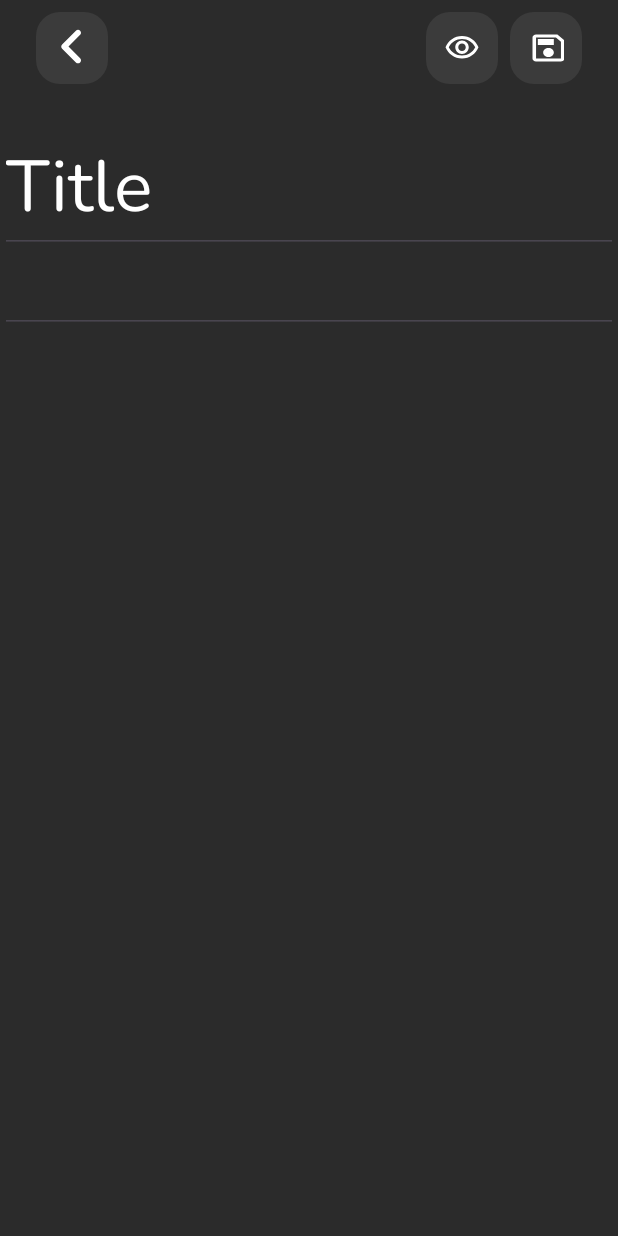
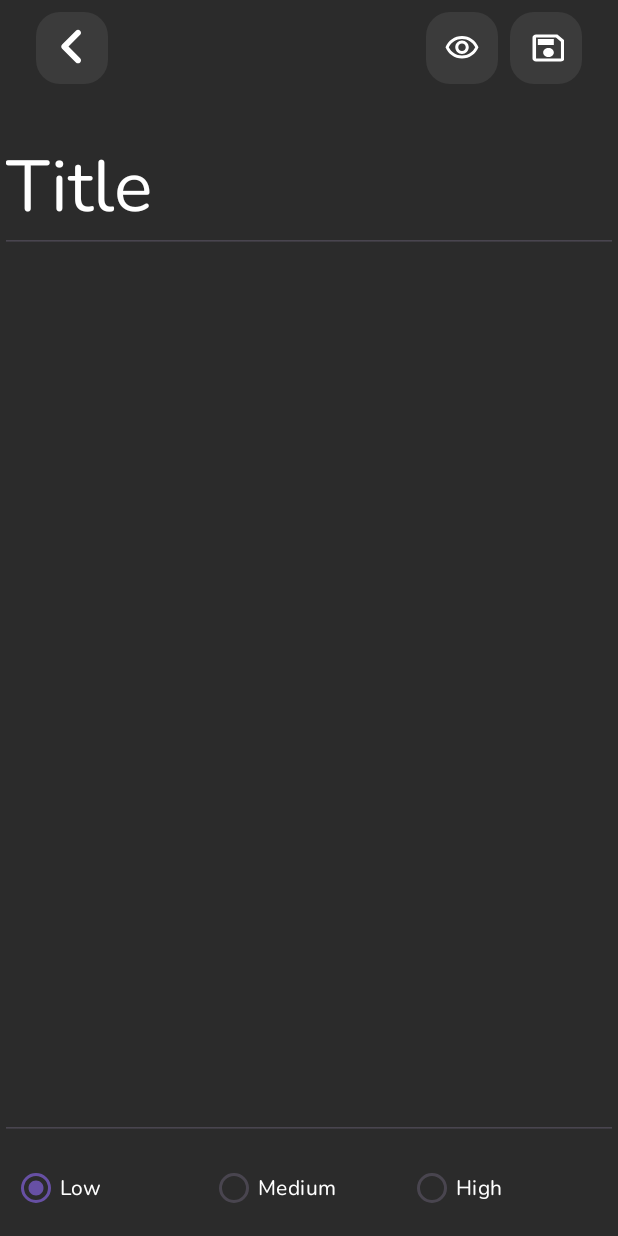
Before and after one commit to yigit11122/NotesDemo, an Android app: the screen it shows after launch (MainActivity), after a tap on an icon or button, on a phone screen of 412 x 824 dp. Run offline under Robolectric (Android 15) with nearby library versions, the phone set to English and light mode, and no system bars; our stand-ins replace Room's generated code, RxJava.

Commit message:
Notes_Demo_Update_05032025

```diff
--- a/app/src/main/AndroidManifest.xml
+++ b/app/src/main/AndroidManifest.xml
@@ -4,6 +4,7 @@
     package="com.yigit.notesdemo">
 
     <application
+        android:name=".roomdb.App"
         android:allowBackup="true"
         android:dataExtractionRules="@xml/data_extraction_rules"
         android:fullBackupContent="@xml/backup_rules"
--- a/app/src/main/java/com/yigit/notesdemo/adapter/NoteAdapter.kt
+++ b/app/src/main/java/com/yigit/notesdemo/adapter/NoteAdapter.kt
@@ -5,11 +5,11 @@ import android.view.LayoutInflater
 import android.view.ViewGroup
 import androidx.navigation.Navigation
 import androidx.recyclerview.widget.RecyclerView
-import androidx.room.Room
+import com.yigit.notesdemo.R
 import com.yigit.notesdemo.databinding.ItemHomeNoteBinding
 import com.yigit.notesdemo.model.Note
+import com.yigit.notesdemo.roomdb.App
 import com.yigit.notesdemo.roomdb.NoteDAO
-import com.yigit.notesdemo.roomdb.NoteDB
 import com.yigit.notesdemo.view.HomeFragmentDirections
 import io.reactivex.rxjava3.android.schedulers.AndroidSchedulers
 import io.reactivex.rxjava3.disposables.CompositeDisposable
@@ -18,25 +18,27 @@ import io.reactivex.rxjava3.schedulers.Schedulers
 class NoteAdapter(context: Context, private var noteList: MutableList<Note>) :
     RecyclerView.Adapter<NoteAdapter.NoteViewHolder>() {
 
-    private val noteDB: NoteDB = Room.databaseBuilder(context, NoteDB::class.java, "Note").build()
-    private val noteDAO: NoteDAO = noteDB.NoteDAO()
+    private val noteDAO: NoteDAO = App.noteDB.NoteDAO() // Singleton’dan al
     private val mDisposable = CompositeDisposable()
 
     class NoteViewHolder(val binding: ItemHomeNoteBinding) : RecyclerView.ViewHolder(binding.root)
 
     override fun onCreateViewHolder(parent: ViewGroup, viewType: Int): NoteViewHolder {
-        val itemHomeNoteBinding =
-            ItemHomeNoteBinding.inflate(LayoutInflater.from(parent.context), parent, false)
-        return NoteViewHolder(itemHomeNoteBinding)
+        val binding = ItemHomeNoteBinding.inflate(LayoutInflater.from(parent.context), parent, false)
+        return NoteViewHolder(binding)
     }
 
-    override fun getItemCount(): Int {
-        return noteList.size
-    }
+    override fun getItemCount(): Int = noteList.size
 
     override fun onBindViewHolder(holder: NoteViewHolder, position: Int) {
         val note = noteList[position]
         holder.binding.textViewNoteItem.text = note.title
+
+        when (note.priority) {
+            0 -> holder.binding.textViewNoteItem.setCompoundDrawablesWithIntrinsicBounds(R.drawable.ic_priority_low,0,0,0)
+            1 -> holder.binding.textViewNoteItem.setCompoundDrawablesWithIntrinsicBounds(R.drawable.ic_priority_medium, 0, 0, 0)
+            2 -> holder.binding.textViewNoteItem.setCompoundDrawablesWithIntrinsicBounds(R.drawable.ic_priority_high, 0, 0, 0)
+        }
 
         holder.itemView.setOnClickListener {
             val action = HomeFragmentDirections.actionHomeFragmentToDetailFragment(id = note.id)
@@ -48,11 +50,7 @@ class NoteAdapter(context: Context, private var noteList: MutableList<Note>) :
                 noteDAO.delete(note)
                     .subscribeOn(Schedulers.io())
                     .observeOn(AndroidSchedulers.mainThread())
-                    .subscribe({
-                        removeNote(position)
-                    }, {
-                        it.printStackTrace()
-                    })
+                    .subscribe({ removeNote(position) }, { it.printStackTrace() })
             )
         }
     }
--- /dev/null
+++ b/app/src/main/java/com/yigit/notesdemo/roomdb/App.kt
@@ -0,0 +1,18 @@
+package com.yigit.notesdemo.roomdb
+
+import android.app.Application
+import androidx.room.Room
+
+class App : Application() {
+
+    companion object {
+        lateinit var noteDB: NoteDB
+            private set
+    }
+
+    override fun onCreate() {
+        super.onCreate()
+        noteDB = Room.databaseBuilder(applicationContext, NoteDB::class.java, "Note")
+            .addMigrations(NoteDB.MIGRATION_1_2).build()
+    }
+}
--- a/app/src/main/java/com/yigit/notesdemo/roomdb/NoteDB.kt
+++ b/app/src/main/java/com/yigit/notesdemo/roomdb/NoteDB.kt
@@ -2,9 +2,20 @@ package com.yigit.notesdemo.roomdb
 
 import androidx.room.Database
 import androidx.room.RoomDatabase
+import androidx.room.migration.Migration
+import androidx.sqlite.db.SupportSQLiteDatabase
 import com.yigit.notesdemo.model.Note
 
-@Database(entities = [Note::class], version = 1)
+@Database(entities = [Note::class], version = 2)
 abstract class NoteDB : RoomDatabase() {
     abstract fun NoteDAO(): NoteDAO
+
+    companion object {
+        val MIGRATION_1_2 = object : Migration(1, 2) {
+            override fun migrate(db: SupportSQLiteDatabase) {
+                db.execSQL("ALTER TABLE Note ADD COLUMN Priority INTEGER NOT NULL DEFAULT 0")
+            }
+
+        }
+    }
 }
--- a/app/src/main/java/com/yigit/notesdemo/view/AddNoteFragment.kt
+++ b/app/src/main/java/com/yigit/notesdemo/view/AddNoteFragment.kt
@@ -7,108 +7,112 @@ import android.view.ViewGroup
 import android.widget.Toast
 import androidx.fragment.app.Fragment
 import androidx.navigation.Navigation
-import androidx.room.Room
+import com.yigit.notesdemo.R
 import com.yigit.notesdemo.databinding.FragmentAddNoteBinding
+import com.yigit.notesdemo.roomdb.App
 import com.yigit.notesdemo.roomdb.NoteDAO
-import com.yigit.notesdemo.roomdb.NoteDB
 import io.reactivex.rxjava3.disposables.CompositeDisposable
 
 class AddNoteFragment : Fragment() {
-
     private var _binding: FragmentAddNoteBinding? = null
     private val binding get() = _binding!!
 
-    private lateinit var noteDB: NoteDB
     private lateinit var noteDAO: NoteDAO
     private var edit: Int = 0
+    private var selectedPriority: Int = 0
 
     private val mDisposable = CompositeDisposable()
 
     override fun onCreate(savedInstanceState: Bundle?) {
         super.onCreate(savedInstanceState)
-
-        noteDB = Room.databaseBuilder(requireContext(), NoteDB::class.java, "Note").build()
-        noteDAO = noteDB.NoteDAO()
-
+        noteDAO = App.noteDB.NoteDAO()
     }
-
 
     override fun onCreateView(
         inflater: LayoutInflater, container: ViewGroup?, savedInstanceState: Bundle?
-    ): View? {
+    ): View {
         _binding = FragmentAddNoteBinding.inflate(inflater, container, false)
-        val view = binding.root
-        return view
+        return binding.root
     }
 
     override fun onViewCreated(view: View, savedInstanceState: Bundle?) {
         super.onViewCreated(view, savedInstanceState)
 
+        // Argümanları al
         arguments?.let {
             edit = AddNoteFragmentArgs.fromBundle(it).edit
             val id = AddNoteFragmentArgs.fromBundle(it).id
             val title = AddNoteFragmentArgs.fromBundle(it).title
             val text = AddNoteFragmentArgs.fromBundle(it).text
+            selectedPriority = AddNoteFragmentArgs.fromBundle(it).priority
 
             binding.editTextTitleAddNote.setText(title)
             binding.editTextWriteAddNote.setText(text)
-
+            updatePriorityUI()
         }
 
+        // Öncelik seçimi
+        binding.radioGroupPriority.setOnCheckedChangeListener { _, checkedId ->
+            selectedPriority = when (checkedId) {
+                R.id.radioLow -> 0
+                R.id.radioMedium -> 1
+                R.id.radioHigh -> 2
+                else -> 0
+            }
+        }
 
         binding.saveAddNote.setOnClickListener { saveButton(it) }
         binding.chevronLeftAddNote.setOnClickListener { backButton(it) }
     }
 
-    private fun backButton(view: View) {
-        val action = AddNoteFragmentDirections.actionAddNoteFragmentToHomeFragment()
-        Navigation.findNavController(requireView()).navigate(action)
+    private fun updatePriorityUI() {
+        when (selectedPriority) {
+            0 -> binding.radioLow.isChecked = true
+            1 -> binding.radioMedium.isChecked = true
+            2 -> binding.radioHigh.isChecked = true
+        }
     }
 
     private fun saveButton(view: View) {
-
         val title = binding.editTextTitleAddNote.text.toString().trim()
         val text = binding.editTextWriteAddNote.text.toString().trim()
 
-        if (arguments?.getInt("edit") == 1) {
+        if (edit == 1) {
             val oldTitle = arguments?.getString("title") ?: ""
             val oldText = arguments?.getString("text") ?: ""
             val id = arguments?.getInt("id") ?: 0
+            val oldPriority = arguments?.getInt("priority") ?: 0
 
-            if (oldTitle == title && oldText == text) {
-                Toast.makeText(requireContext(), "no changes made!", Toast.LENGTH_SHORT).show()
-            } else if (title != "" && text != "") {
+            if (oldTitle == title && oldText == text && oldPriority == selectedPriority) {
+                Toast.makeText(requireContext(), "No changes made!", Toast.LENGTH_SHORT).show()
+            } else if (title.isNotEmpty() && text.isNotEmpty()) {
                 val action = AddNoteFragmentDirections.actionAddNoteFragmentToSavePopupFragment(
-                    title, text, edit, id
+                    title, text, edit, id, priority = selectedPriority
                 )
-                Navigation.findNavController(requireView()).navigate(action)
-            } else {
-                Toast.makeText(
-                    requireContext(),
-                    "Please fill in the Title and Text sections!",
-                    Toast.LENGTH_LONG
-                ).show()
+                Navigation.findNavController(view).navigate(action)
             }
-        }
-        if (arguments?.getInt("edit") == 0) {
-            if (title != "" && text != "") {
-                val action = AddNoteFragmentDirections.actionAddNoteFragmentToSavePopupFragment(
-                    title, text, edit, 0
-                )
-                Navigation.findNavController(requireView()).navigate(action)
-            } else {
-                Toast.makeText(
-                    requireContext(),
-                    "Please fill in the Title and Text sections!",
-                    Toast.LENGTH_LONG
-                ).show()
-            }
+        } else if (title.isNotEmpty() && text.isNotEmpty()) {
+            val action = AddNoteFragmentDirections.actionAddNoteFragmentToSavePopupFragment(
+                title, text, edit, 0, priority = selectedPriority
+            )
+            Navigation.findNavController(view).navigate(action)
+        } else {
+            Toast.makeText(
+                requireContext(),
+                "Please fill in the Title and Text sections!",
+                Toast.LENGTH_LONG
+            ).show()
         }
     }
 
+    private fun backButton(view: View) {
+        val action = AddNoteFragmentDirections.actionAddNoteFragmentToHomeFragment()
+        Navigation.findNavController(view).navigate(action)
+    }
 
     override fun onDestroy() {
         super.onDestroy()
+        _binding = null
         mDisposable.clear()
     }
 }
--- a/app/src/main/java/com/yigit/notesdemo/view/HomeFragment.kt
+++ b/app/src/main/java/com/yigit/notesdemo/view/HomeFragment.kt
@@ -7,12 +7,11 @@ import android.view.ViewGroup
 import androidx.fragment.app.Fragment
 import androidx.navigation.Navigation
 import androidx.recyclerview.widget.LinearLayoutManager
-import androidx.room.Room
 import com.yigit.notesdemo.adapter.NoteAdapter
 import com.yigit.notesdemo.databinding.FragmentHomeBinding
 import com.yigit.notesdemo.model.Note
+import com.yigit.notesdemo.roomdb.App
 import com.yigit.notesdemo.roomdb.NoteDAO
-import com.yigit.notesdemo.roomdb.NoteDB
 import io.reactivex.rxjava3.android.schedulers.AndroidSchedulers
 import io.reactivex.rxjava3.disposables.CompositeDisposable
 import io.reactivex.rxjava3.schedulers.Schedulers
@@ -21,21 +20,19 @@ class HomeFragment : Fragment() {
     private var _binding: FragmentHomeBinding? = null
     private val binding get() = _binding!!
 
-    private lateinit var noteDB: NoteDB
     private lateinit var noteDAO: NoteDAO
-    private lateinit var noteAdapter: NoteAdapter // Adapter'ı sınıf düzeyinde tut
+    private lateinit var noteAdapter: NoteAdapter
 
     private val mDisposable = CompositeDisposable()
 
     override fun onCreate(savedInstanceState: Bundle?) {
         super.onCreate(savedInstanceState)
-        noteDB = Room.databaseBuilder(requireContext(), NoteDB::class.java, "Note").build()
-        noteDAO = noteDB.NoteDAO()
+        noteDAO = App.noteDB.NoteDAO()
     }
 
     override fun onCreateView(
         inflater: LayoutInflater, container: ViewGroup?, savedInstanceState: Bundle?
-    ): View? {
+    ): View {
         _binding = FragmentHomeBinding.inflate(inflater, container, false)
         return binding.root
     }
@@ -46,9 +43,8 @@ class HomeFragment : Fragment() {
         binding.buttonAddHome.setOnClickListener { newAdd(it) }
         binding.buttonInfoHome.setOnClickListener { info(it) }
 
-        // RecyclerView'ı başlat
         binding.RecyclerViewNotes.layoutManager = LinearLayoutManager(requireContext())
-        noteAdapter = NoteAdapter(requireContext(), mutableListOf()) // Boş liste ile başlat
+        noteAdapter = NoteAdapter(requireContext(), mutableListOf())
         binding.RecyclerViewNotes.adapter = noteAdapter
 
         getData()
@@ -64,16 +60,16 @@ class HomeFragment : Fragment() {
     }
 
     private fun handleResponse(notes: List<Note>) {
-        noteAdapter.updateNotes(notes.toMutableList()) // Adapter'daki listeyi güncelle
+        noteAdapter.updateNotes(notes.toMutableList())
     }
 
-    fun info(view: View) {
+    private fun info(view: View) {
         val action = HomeFragmentDirections.actionHomeFragmentToInfoPopupFragment()
         Navigation.findNavController(view).navigate(action)
     }
 
-    fun newAdd(view: View) {
-        val action = HomeFragmentDirections.actionHomeFragmentToAddNoteFragment(0, 0, "", "")
+    private fun newAdd(view: View) {
+        val action = HomeFragmentDirections.actionHomeFragmentToAddNoteFragment(0, 0, "", "", priority = 0)
         Navigation.findNavController(view).navigate(action)
     }
 
--- /dev/null
+++ b/app/src/main/res/drawable/ic_priority_high.xml
@@ -0,0 +1,7 @@
+<vector xmlns:android="http://schemas.android.com/apk/res/android" android:height="24dp" android:tint="#FF0000" android:viewportHeight="24" android:viewportWidth="24" android:width="24dp">
+
+    <path android:fillColor="@android:color/white" android:pathData="M12,19m-2,0a2,2 0,1 1,4 0a2,2 0,1 1,-4 0"/>
+
+    <path android:fillColor="@android:color/white" android:pathData="M10,3h4v12h-4z"/>
+
+</vector>
--- /dev/null
+++ b/app/src/main/res/drawable/ic_priority_low.xml
@@ -0,0 +1,7 @@
+<vector xmlns:android="http://schemas.android.com/apk/res/android" android:height="24dp" android:tint="#00FF00" android:viewportHeight="24" android:viewportWidth="24" android:width="24dp">
+
+    <path android:fillColor="@android:color/white" android:pathData="M12,19m-2,0a2,2 0,1 1,4 0a2,2 0,1 1,-4 0"/>
+
+    <path android:fillColor="@android:color/white" android:pathData="M10,3h4v12h-4z"/>
+
+</vector>
--- /dev/null
+++ b/app/src/main/res/drawable/ic_priority_medium.xml
@@ -0,0 +1,7 @@
+<vector xmlns:android="http://schemas.android.com/apk/res/android" android:height="24dp" android:tint="#FFFF00" android:viewportHeight="24" android:viewportWidth="24" android:width="24dp">
+
+    <path android:fillColor="@android:color/white" android:pathData="M12,19m-2,0a2,2 0,1 1,4 0a2,2 0,1 1,-4 0"/>
+
+    <path android:fillColor="@android:color/white" android:pathData="M10,3h4v12h-4z"/>
+
+</vector>
--- a/app/src/main/res/layout/fragment_add_note.xml
+++ b/app/src/main/res/layout/fragment_add_note.xml
@@ -1,6 +1,7 @@
 <?xml version="1.0" encoding="utf-8"?>
 <androidx.constraintlayout.widget.ConstraintLayout xmlns:android="http://schemas.android.com/apk/res/android"
     xmlns:app="http://schemas.android.com/apk/res-auto"
+    xmlns:tools="http://schemas.android.com/tools"
     android:layout_width="match_parent"
     android:layout_height="match_parent"
     android:background="@color/background">
@@ -46,9 +47,7 @@
                 android:background="@drawable/rounded_background"
                 android:backgroundTint="@null"
                 android:src="@drawable/ic_save" />
-
         </androidx.appcompat.widget.LinearLayoutCompat>
-
     </androidx.appcompat.widget.Toolbar>
 
     <androidx.appcompat.widget.AppCompatEditText
@@ -67,11 +66,51 @@
     <androidx.appcompat.widget.AppCompatEditText
         android:id="@+id/editTextWriteAddNote"
         android:layout_width="match_parent"
-        android:layout_height="wrap_content"
+        android:layout_height="0dp"
         android:layout_marginTop="8dp"
+        android:fontFamily="@font/nunito_regular"
+        android:gravity="top"
+        android:textSize="24sp"
+        android:textColor="@color/white"
+        app:layout_constraintBottom_toTopOf="@id/radioGroupPriority"
         app:layout_constraintEnd_toEndOf="parent"
         app:layout_constraintStart_toStartOf="parent"
-        app:layout_constraintTop_toBottomOf="@id/editTextTitleAddNote" />
+        app:layout_constraintTop_toBottomOf="@id/editTextTitleAddNote"
+        tools:text="ASDSADASDASDASDASDASDASDASDASDASDYIGITYIGITYIGIT" />
 
+    <RadioGroup
+        android:id="@+id/radioGroupPriority"
+        android:layout_width="match_parent"
+        android:layout_height="wrap_content"
+        android:orientation="horizontal"
+        android:padding="8dp"
+        app:layout_constraintBottom_toBottomOf="parent">
 
+        <RadioButton
+            android:id="@+id/radioLow"
+            android:layout_width="0dp"
+            android:layout_height="wrap_content"
+            android:layout_weight="1"
+            android:fontFamily="@font/nunito_regular"
+            android:text="Low"
+            android:textColor="@color/white" />
+
+        <RadioButton
+            android:id="@+id/radioMedium"
+            android:layout_width="0dp"
+            android:layout_height="wrap_content"
+            android:layout_weight="1"
+            android:fontFamily="@font/nunito_regular"
+            android:text="Medium"
+            android:textColor="@color/white" />
+
+        <RadioButton
+            android:id="@+id/radioHigh"
+            android:layout_width="0dp"
+            android:layout_height="wrap_content"
+            android:layout_weight="1"
+            android:fontFamily="@font/nunito_regular"
+            android:text="High"
+            android:textColor="@color/white" />
+    </RadioGroup>
 </androidx.constraintlayout.widget.ConstraintLayout>
--- a/app/src/main/res/layout/fragment_info_popup.xml
+++ b/app/src/main/res/layout/fragment_info_popup.xml
@@ -3,6 +3,7 @@
     xmlns:app="http://schemas.android.com/apk/res-auto"
     android:layout_width="match_parent"
     android:layout_height="wrap_content"
+    xmlns:tools="http://schemas.android.com/tools"
     android:backgroundTint="@color/background"
     app:cardCornerRadius="16dp">
 
@@ -13,7 +14,7 @@
         android:fontFamily="@font/nunito_regular"
         android:gravity="center"
         android:paddingVertical="32dp"
-        android:text="Made by:Yigit Gursoy"
+        tools:text="Made by:Yigit Gursoy"
         android:textColor="@color/gray"
         android:textSize="24sp" />
 </com.google.android.material.card.MaterialCardView>
--- a/app/src/main/res/navigation/nav_graph.xml
+++ b/app/src/main/res/navigation/nav_graph.xml
@@ -18,10 +18,12 @@
             android:id="@+id/action_homeFragment_to_detailFragment"
             app:destination="@id/detailFragment" />
     </fragment>
+
     <fragment
         android:id="@+id/infoPopupFragment"
         android:name="com.yigit.notesdemo.view.InfoPopupFragment"
         android:label="InfoPopupFragment" />
+
     <fragment
         android:id="@+id/addNoteFragment"
         android:name="com.yigit.notesdemo.view.AddNoteFragment"
@@ -41,10 +43,15 @@
         <argument
             android:name="text"
             app:argType="string" />
+        <argument
+            android:name="priority"
+            android:defaultValue="0"
+            app:argType="integer" />
         <action
             android:id="@+id/action_addNoteFragment_to_homeFragment"
             app:destination="@id/homeFragment" />
     </fragment>
+
     <fragment
         android:id="@+id/detailFragment"
         android:name="com.yigit.notesdemo.view.DetailFragment"
@@ -58,13 +65,8 @@
         <argument
             android:name="id"
             app:argType="integer" />
-        <action
-            android:id="@+id/action_detailFragment_to_homeFragment2"
-            app:destination="@id/homeFragment" />
-        <action
-            android:id="@+id/action_detailFragment_to_homeFragment3"
-            app:destination="@id/homeFragment" />
     </fragment>
+
     <fragment
         android:id="@+id/savePopupFragment"
         android:name="com.yigit.notesdemo.view.SavePopupFragment"
@@ -75,23 +77,6 @@
         <argument
             android:name="text"
             app:argType="string" />
-        <action
-            android:id="@+id/action_savePopupFragment_to_addNoteFragment"
-            app:destination="@id/addNoteFragment" />
-        <action
-            android:id="@+id/action_savePopupFragment_to_addNoteFragment2"
-            app:destination="@id/addNoteFragment" />
-        <action
-            android:id="@+id/action_savePopupFragment_to_addNoteFragment3"
-            app:destination="@id/addNoteFragment" />
-        <action
-            android:id="@+id/action_savePopupFragment_to_addNoteFragment4"
-            app:destination="@id/addNoteFragment" />
-        <action
-            android:id="@+id/action_savePopupFragment_to_homeFragment2"
-            app:destination="@id/homeFragment"
-            app:popUpTo="@id/homeFragment"
-            app:popUpToInclusive="false" />
         <argument
             android:name="edit"
             app:argType="integer" />
@@ -99,5 +84,17 @@
             android:name="id"
             android:defaultValue="0"
             app:argType="integer" />
+        <argument
+            android:name="priority"
+            android:defaultValue="0"
+            app:argType="integer" />
+        <action
+            android:id="@+id/action_savePopupFragment_to_addNoteFragment"
+            app:destination="@id/addNoteFragment" />
+        <action
+            android:id="@+id/action_savePopupFragment_to_homeFragment2"
+            app:destination="@id/homeFragment"
+            app:popUpTo="@id/homeFragment"
+            app:popUpToInclusive="false" />
     </fragment>
 </navigation>
```
Also changed, not shown: app/src/main/java/com/yigit/notesdemo/model/Note.kt (+6 -1 lines), app/src/main/java/com/yigit/notesdemo/view/DetailFragment.kt (+13 -20 lines), app/src/main/java/com/yigit/notesdemo/view/SavePopupFragment.kt (+20 -29 lines), app/src/main/res/layout/fragment_detail.xml (+11 -6 lines).
